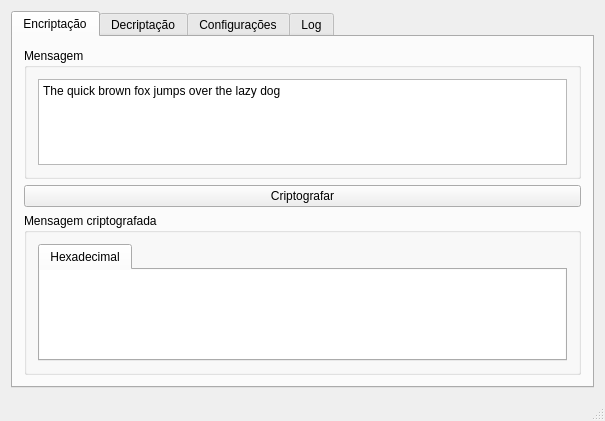
Qt form mainwindow.ui (jacksomsoares/block-cipher) before a commit.
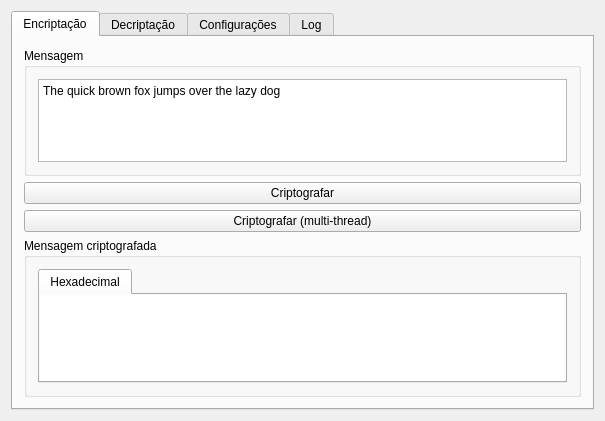
The same form after that commit.

Commit message: implementação de threads e pequenas mudanças na interface gráfica

What changed in the file:
```diff
--- a/mainwindow.ui
+++ b/mainwindow.ui
@@ -48,6 +48,13 @@
           </property>
          </widget>
         </item>
+        <item>
+         <widget class="QPushButton" name="criptografar_multithread_button">
+          <property name="text">
+           <string>Criptografar (multi-thread)</string>
+          </property>
+         </widget>
+        </item>
         <item>
          <widget class="QGroupBox" name="groupBox_3">
           <property name="title">
@@ -309,7 +316,6 @@
     </rect>
    </property>
   </widget>
-  <widget class="QStatusBar" name="statusBar"/>
  </widget>
  <layoutdefault spacing="6" margin="11"/>
  <resources/>
```
The commit also changes 4 other files.
